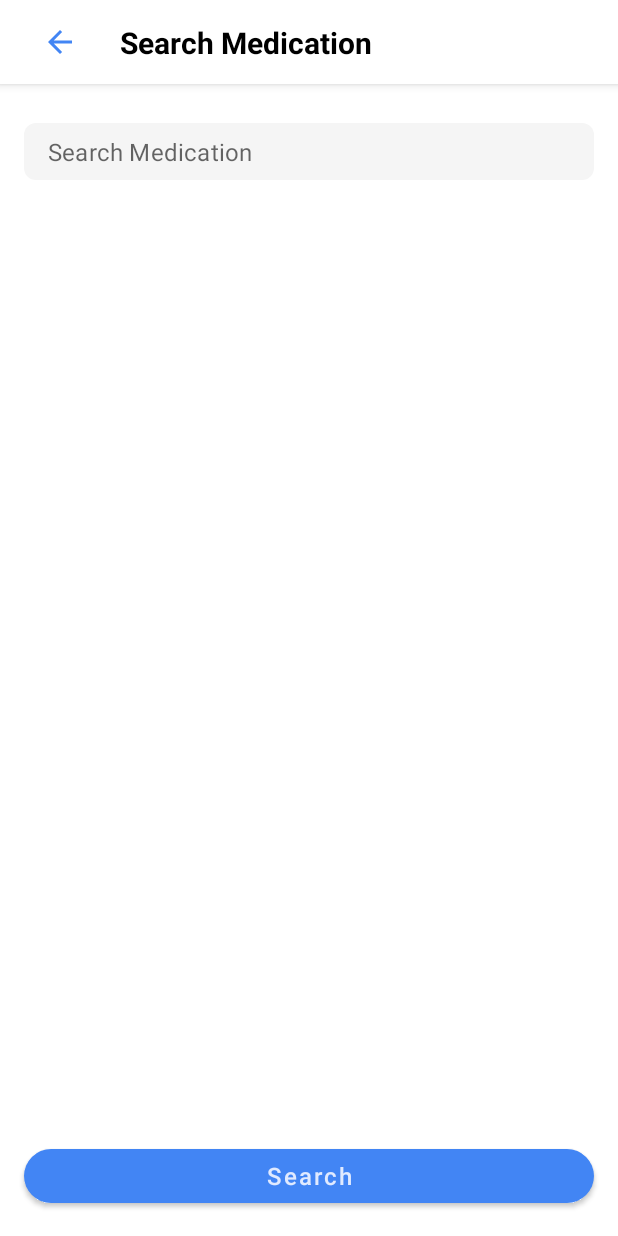
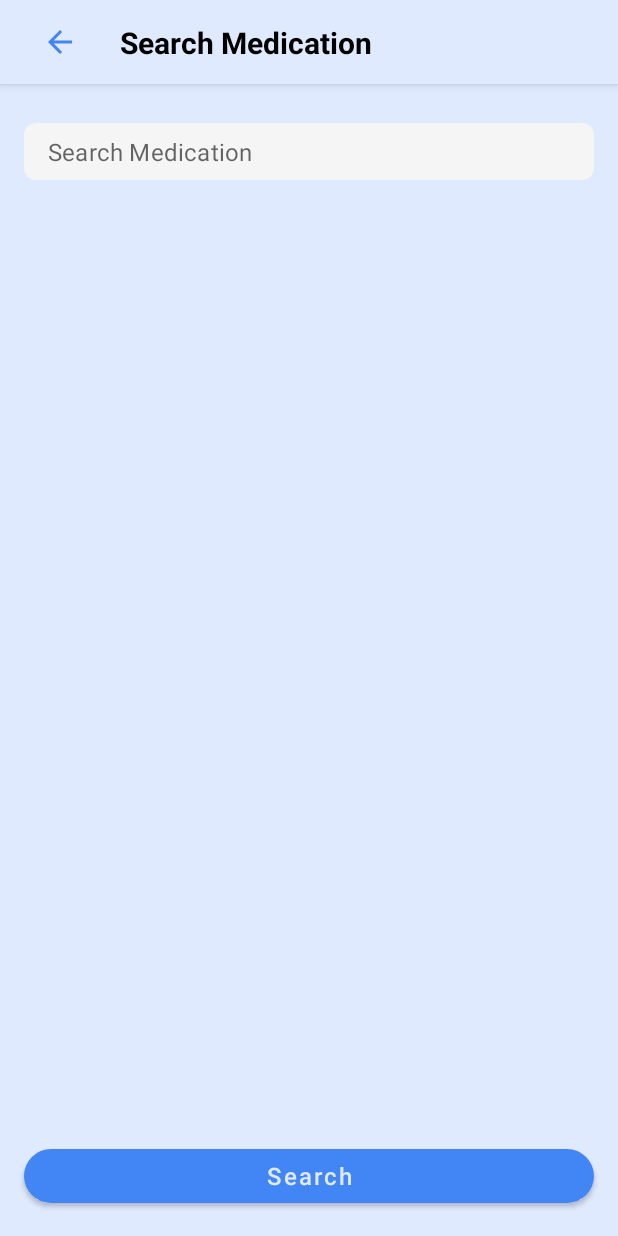
Before and after one commit to toufiqism/Drug-Search-and-Tracker, an Android app: the SearchMedicationFragment screen opened through its navigation route, on a phone screen of 412 x 824 dp. Run offline under Robolectric (Android 15) with nearby library versions, the phone set to English and light mode, and no system bars; our stand-ins replace Dagger/Hilt's generated code.

Commit message:
Refactor: Improved accessibility and UI descriptions
Enhanced accessibility by adding `contentDescription` and `importantForAccessibility` attributes to UI elements in `item_medication.xml`, `fragment_medication_details.xml`, `fragment_search_medication.xml`, `item_search_result.xml`, and `fragment_dashboard.xml`.
Updated `contentDescription` attributes for clearer navigation and action descriptions.
Modified background color of the search view to be more visually appealing.
Added logout text next to the icon.
Updated README.md file with improvements.

```diff
--- a/Drug-Search-and-Tracker/app/src/main/res/layout/fragment_search_medication.xml
+++ b/Drug-Search-and-Tracker/app/src/main/res/layout/fragment_search_medication.xml
@@ -13,7 +13,7 @@
         android:id="@+id/scrollView"
         android:layout_width="match_parent"
         android:layout_height="match_parent"
-        android:background="@color/white"
+        android:background="@color/accent_color"
         android:fillViewport="true"
         app:layout_constraintBottom_toBottomOf="parent"
         app:layout_constraintEnd_toEndOf="parent"
@@ -24,7 +24,7 @@
         <androidx.constraintlayout.widget.ConstraintLayout
             android:layout_width="match_parent"
             android:layout_height="wrap_content"
-            android:background="@color/white"
+            android:background="@color/accent_color"
             android:clipToPadding="false">
             <!-- Search Box -->
             <!-- Toolbar -->
@@ -32,7 +32,7 @@
                 android:id="@+id/toolbar"
                 android:layout_width="match_parent"
                 android:layout_height="wrap_content"
-                android:background="@color/white"
+                android:background="@color/accent_color"
                 android:elevation="4dp"
                 app:layout_constraintTop_toTopOf="parent">
 
@@ -45,7 +45,8 @@
                         android:layout_width="48dp"
                         android:layout_height="48dp"
                         android:background="?attr/selectableItemBackgroundBorderless"
-                        android:contentDescription="Back"
+                        android:contentDescription="Navigate back to medications list"
+                        android:importantForAccessibility="yes"
                         android:src="@drawable/ic_back"
                         app:layout_constraintBottom_toBottomOf="parent"
                         app:layout_constraintStart_toStartOf="parent"
@@ -60,6 +61,8 @@
                         android:textColor="@color/black"
                         android:textSize="20sp"
                         android:textStyle="bold"
+                        android:importantForAccessibility="yes"
+                        android:contentDescription="Search Medication Screen"
                         app:layout_constraintBottom_toBottomOf="parent"
                         app:layout_constraintStart_toEndOf="@id/backButton"
                         app:layout_constraintTop_toTopOf="parent" />
@@ -98,7 +101,10 @@
                     android:maxLines="1"
                     android:padding="8dp"
                     android:textColor="@color/black"
-                    android:textSize="16sp" />
+                    android:textSize="16sp"
+                    android:importantForAccessibility="yes"
+                    android:contentDescription="Enter medication name to search"
+                    android:labelFor="@id/searchEditText" />
 
             </com.google.android.material.textfield.TextInputLayout>
 
@@ -114,6 +120,8 @@
                 android:textSize="18sp"
                 android:textStyle="bold"
                 android:visibility="gone"
+                android:importantForAccessibility="yes"
+                android:contentDescription="Search Results List"
                 app:layout_constraintStart_toStartOf="parent"
                 app:layout_constraintTop_toBottomOf="@id/searchInputLayout" />
 
@@ -162,6 +170,8 @@
                 android:text="Search"
                 android:textAllCaps="false"
                 android:textSize="16sp"
+                android:importantForAccessibility="yes"
+                android:contentDescription="Search for medications"
                 app:cornerRadius="24dp"
                 app:layout_constraintBottom_toBottomOf="parent" />
         </androidx.constraintlayout.widget.ConstraintLayout>
--- a/Drug-Search-and-Tracker/app/src/main/res/layout/item_search_result.xml
+++ b/Drug-Search-and-Tracker/app/src/main/res/layout/item_search_result.xml
@@ -22,6 +22,8 @@
             android:layout_marginTop="4dp"
             android:textColor="@android:color/holo_green_dark"
             android:textSize="18sp"
+            android:importantForAccessibility="yes"
+            android:contentDescription="RxCUI ID: %s"
             tools:text="RxCuiID" />
         <TextView
             android:id="@+id/medicationNameText"
@@ -30,6 +32,8 @@
             android:textColor="@color/black"
             android:textSize="16sp"
             android:textStyle="bold"
+            android:importantForAccessibility="yes"
+            android:contentDescription="Medication name: %s"
             tools:text="Medication Name" />
 
 
```
Also changed, not shown: Drug-Search-and-Tracker/app/src/main/res/layout/fragment_dashboard.xml (+13 -4 lines), Drug-Search-and-Tracker/app/src/main/res/layout/fragment_medication_details.xml (+21 -3 lines), Drug-Search-and-Tracker/app/src/main/res/layout/item_medication.xml (+7 -1 lines), 1 other file.
